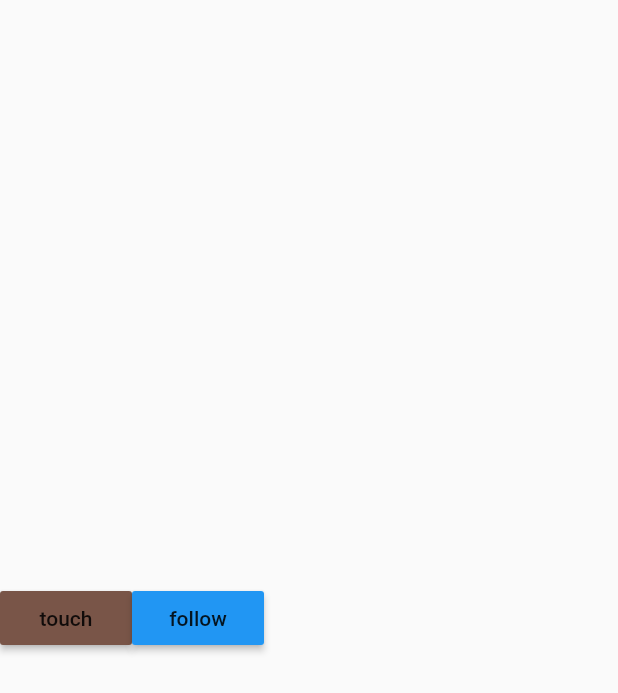
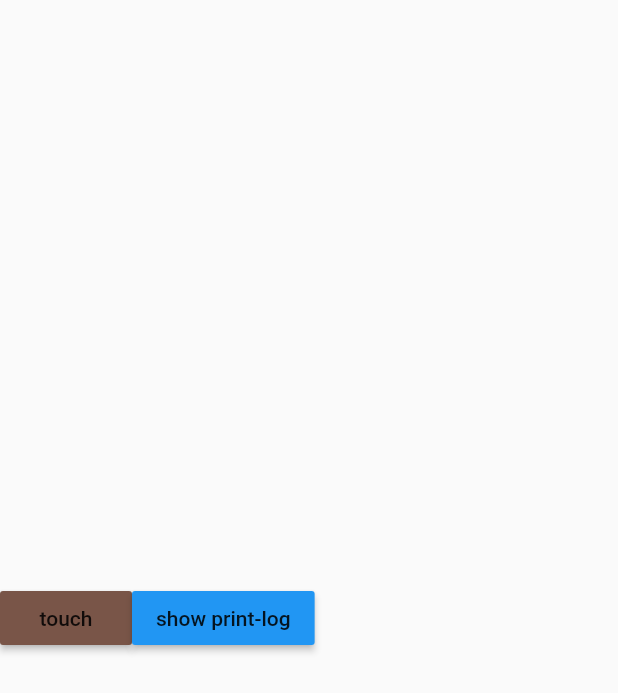
Before and after one commit to Godslovelee/working_w_streams, a Flutter app: the screen it shows after launch, on a phone screen of 412 x 824 dp. Shown: the top 693 px of the screen. Run offline on Flutter 3.47's test engine with Material 2 defaults, Android fonts, the phone set to English and light mode, and no system bars.

```diff
--- a/lib/main.dart
+++ b/lib/main.dart
@@ -31,7 +31,7 @@ class MyApp extends StatelessWidget {
                 //added stream listener....
                 Stream stream = controller.stream;
                 stream.listen((event) {
-                  print("something should happen");
+                  print("subscribe: $event");
 
                 });
 
@@ -41,7 +41,7 @@ class MyApp extends StatelessWidget {
 
               MaterialButton(
                   child: Text(
-                    "follow"
+                    "show print-log"
                   ),
                   color: Colors.blue,
                   onPressed: (){
```
